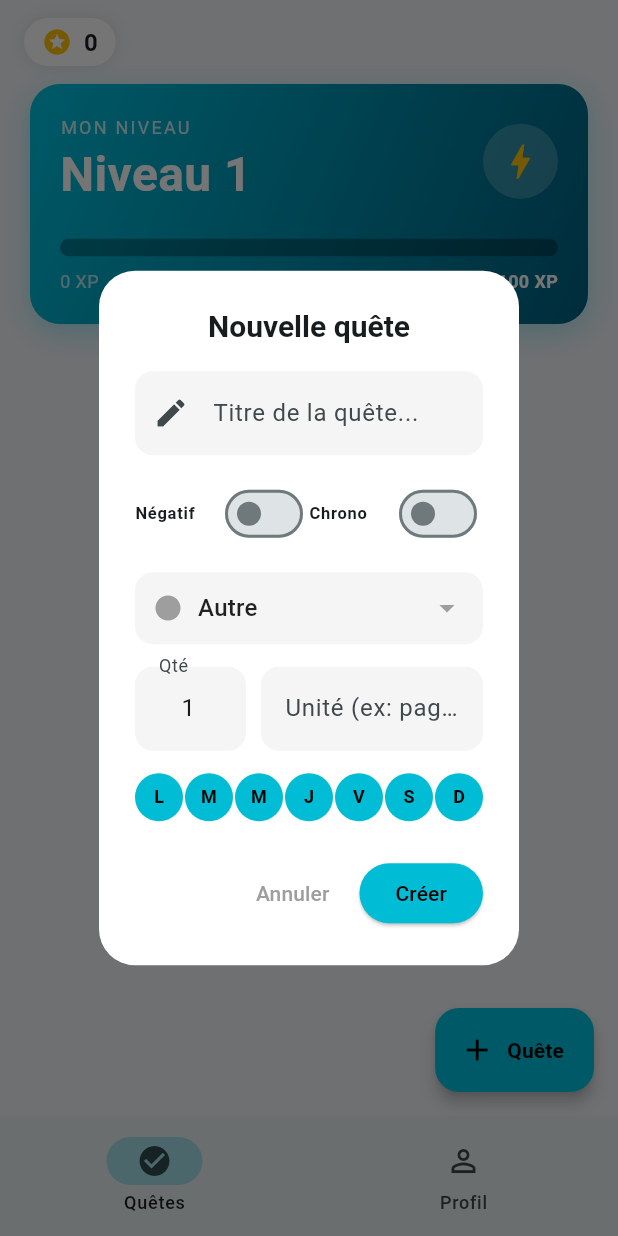
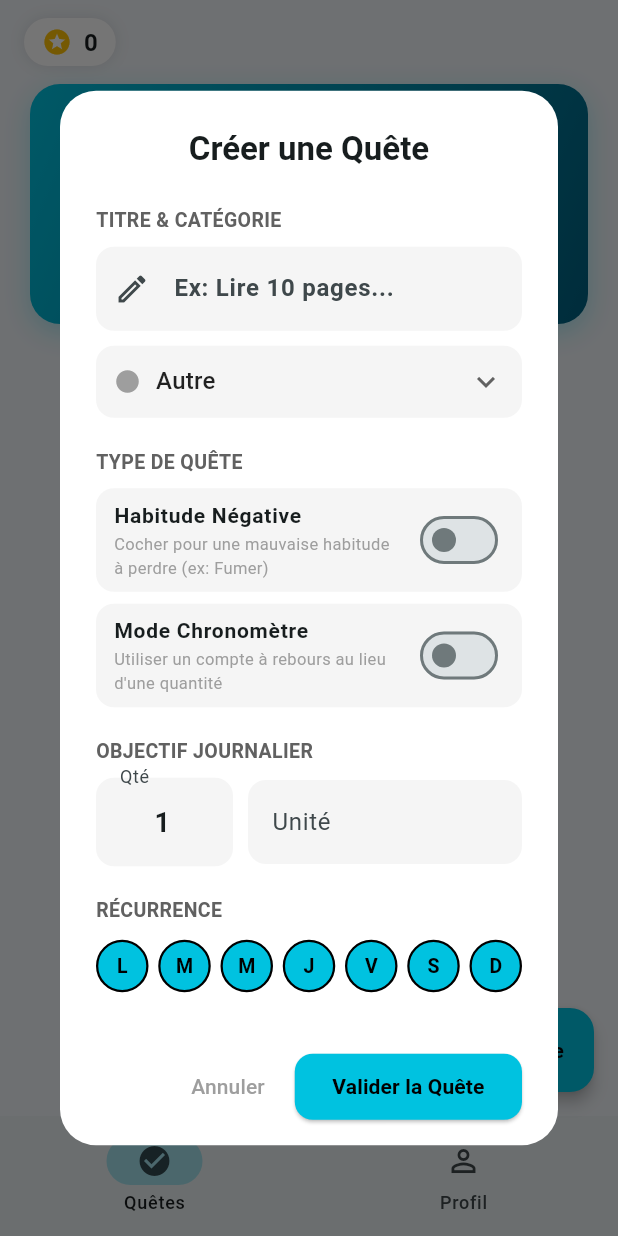
Before and after one commit to loicpmotreff/habits-app-flutter, a Flutter app: the screen it shows after launch, after a tap on "Quête", on a phone screen of 412 x 824 dp. Run offline on Flutter 3.47's test engine with Material 3 defaults, Android fonts, the phone set to English and light mode, and no system bars; our stand-ins replace animate_do, audioplayers, confetti, flutter_heatmap_calendar, hive, hive_flutter; accounts and stored records are empty.

Commit message:
Version 2.4 : Modif création new habit V2

```diff
--- a/lib/main.dart
+++ b/lib/main.dart
@@ -10,6 +10,7 @@ import 'models/habit.dart';
 import 'profile_page.dart';
 import 'sound_manager.dart';
 import 'habit_details_page.dart';
+import 'package:flutter/cupertino.dart';
 
 // --- PALETTE "BADMINTON NIGHT" ---
 const Color kNeonCyan = Color(0xFF00C2E0);      // Bleu électrique
@@ -152,6 +153,7 @@ void _showHabitDialog(BuildContext context, {Habit? habitToEdit}) {
     final isDark = theme.brightness == Brightness.dark;
     final dialogColor = isDark ? const Color(0xFF1E1E1E) : Colors.white;
     final inputColor = isDark ? const Color(0xFF2C2C2C) : Colors.grey.shade100;
+    final labelStyle = TextStyle(color: isDark ? Colors.grey.shade400 : Colors.grey.shade700, fontSize: 13, fontWeight: FontWeight.bold);
 
     showDialog(
       context: context,
@@ -161,102 +163,104 @@ void _showHabitDialog(BuildContext context, {Habit? habitToEdit}) {
             return AlertDialog(
               backgroundColor: dialogColor,
               shape: RoundedRectangleBorder(borderRadius: BorderRadius.circular(24)),
+              contentPadding: const EdgeInsets.all(24), // Plus d'espace autour
+
+              // --- TITRE DE LA FENÊTRE ---
               title: Text(
-                habitToEdit == null ? "Nouvelle quête" : "Modifier",
+                habitToEdit == null ? "Créer une Quête" : "Modifier la Quête",
                 textAlign: TextAlign.center,
-                style: const TextStyle(fontWeight: FontWeight.bold, fontSize: 20),
+                style: const TextStyle(fontWeight: FontWeight.bold, fontSize: 22),
               ),
+
               content: SingleChildScrollView(
                 child: Column(
                   mainAxisSize: MainAxisSize.min,
+                  crossAxisAlignment: CrossAxisAlignment.start, // Tout aligner à gauche
                   children: [
-                    // --- 1. TITRE ---
+
+                    // --- 1. IDENTITÉ ---
+                    Text("TITRE & CATÉGORIE", style: labelStyle),
+                    const SizedBox(height: 8),
                     TextField(
                       controller: controller,
-                      autofocus: false, // On garde false pour la sécurité anti-crash
+                      autofocus: false,
+                      style: const TextStyle(fontWeight: FontWeight.bold),
                       decoration: InputDecoration(
-                        hintText: "Titre de la quête...",
+                        hintText: "Ex: Lire 10 pages...",
                         filled: true,
                         fillColor: inputColor,
-                        prefixIcon: const Icon(Icons.edit),
+                        prefixIcon: const Icon(Icons.edit_outlined),
                         border: OutlineInputBorder(borderRadius: BorderRadius.circular(12), borderSide: BorderSide.none),
                       ),
                     ),
-                    const SizedBox(height: 15),
+                    const SizedBox(height: 10),
 
-                    // --- 2. SWITCHS ---
-                    Row(
-                      children: [
-                        Expanded(
-                          child: SwitchListTile(
-                            title: const Text("Négatif", style: TextStyle(fontSize: 11, fontWeight: FontWeight.bold)),
-                            value: isNegativeMode,
-                            dense: true,
-                            contentPadding: EdgeInsets.zero,
-                            activeColor: Colors.redAccent,
-                            onChanged: (val) => setState(() { isNegativeMode = val; if(val) isTimerMode = false; }),
-                          ),
-                        ),
-                        Expanded(
-                          child: SwitchListTile(
-                            title: const Text("Chrono", style: TextStyle(fontSize: 11, fontWeight: FontWeight.bold)),
-                            value: isTimerMode,
-                            dense: true,
-                            contentPadding: EdgeInsets.zero,
-                            activeColor: Colors.cyan,
-                            onChanged: (val) => setState(() { isTimerMode = val; }),
-                          ),
-                        ),
-                      ],
-                    ),
-
-                    const SizedBox(height: 15),
-
-                    // --- 3. CATÉGORIES (VERSION LISTE DÉROULANTE) ---
-                    // C'est ici que ça change ! Plus de ListView, donc plus de crash.
+                    // Menu déroulant (Dropdown)
                     Container(
                       padding: const EdgeInsets.symmetric(horizontal: 12),
-                      decoration: BoxDecoration(
-                        color: inputColor,
-                        borderRadius: BorderRadius.circular(12),
-                      ),
+                      decoration: BoxDecoration(color: inputColor, borderRadius: BorderRadius.circular(12)),
                       child: DropdownButtonHideUnderline(
                         child: DropdownButton<HabitCategory>(
                           value: selectedCategory,
-                          isExpanded: true, // Prend toute la largeur
-                          icon: const Icon(Icons.arrow_drop_down, color: Colors.grey),
-                          dropdownColor: dialogColor, // Couleur du menu déroulant
-                          items: HabitCategory.values.map((HabitCategory cat) {
+                          isExpanded: true,
+                          icon: const Icon(Icons.keyboard_arrow_down),
+                          dropdownColor: dialogColor,
+                          items: HabitCategory.values.map((cat) {
                             final details = _getCategoryDetails(cat);
-                            return DropdownMenuItem<HabitCategory>(
+                            return DropdownMenuItem(
                               value: cat,
                               child: Row(
                                 children: [
-                                  Icon(details['icon'], size: 20, color: details['color']),
+                                  Icon(details['icon'], size: 18, color: details['color']),
                                   const SizedBox(width: 10),
-                                  Text(
-                                    details['label'],
-                                    style: TextStyle(
-                                      color: isDark ? Colors.white : Colors.black87
-                                    ),
-                                  ),
+                                  Text(details['label'], style: TextStyle(color: isDark ? Colors.white : Colors.black87)),
                                 ],
                               ),
                             );
                           }).toList(),
-                          onChanged: (HabitCategory? newValue) {
-                            if (newValue != null) {
-                              setState(() => selectedCategory = newValue);
-                            }
-                          },
+                          onChanged: (val) => setState(() => selectedCategory = val!),
                         ),
                       ),
                     ),
 
-                    // ... juste après le Container du DropdownButton
+                    const SizedBox(height: 20),
 
+                    // --- 2. PARAMÈTRES (OPTIONS) ---
+                    Text("TYPE DE QUÊTE", style: labelStyle),
+                    const SizedBox(height: 8),
+
+                    // Option Négatif avec explication
+                    Container(
+                      decoration: BoxDecoration(color: inputColor, borderRadius: BorderRadius.circular(12)),
+                      child: SwitchListTile(
+                        title: const Text("Habitude Négative", style: TextStyle(fontSize: 14, fontWeight: FontWeight.bold)),
+                        subtitle: Text("Cocher pour une mauvaise habitude à perdre (ex: Fumer)", style: TextStyle(fontSize: 11, color: Colors.grey.shade500)),
+                        value: isNegativeMode,
+                        activeColor: Colors.redAccent,
+                        contentPadding: const EdgeInsets.symmetric(horizontal: 12, vertical: 0),
+                        onChanged: (val) => setState(() { isNegativeMode = val; if(val) isTimerMode = false; }),
+                      ),
+                    ),
+                    const SizedBox(height: 8),
+
+                    // Option Chrono avec explication
+                    Container(
+                      decoration: BoxDecoration(color: inputColor, borderRadius: BorderRadius.circular(12)),
+                      child: SwitchListTile(
+                        title: const Text("Mode Chronomètre", style: TextStyle(fontSize: 14, fontWeight: FontWeight.bold)),
+                        subtitle: Text("Utiliser un compte à rebours au lieu d'une quantité", style: TextStyle(fontSize: 11, color: Colors.grey.shade500)),
+                        value: isTimerMode,
+                        activeColor: kNeonCyan,
+                        contentPadding: const EdgeInsets.symmetric(horizontal: 12, vertical: 0),
+                        onChanged: (val) => setState(() => isTimerMode = val),
+                      ),
+                    ),
+
+                    // --- 3. OBJECTIF (Seulement si positif) ---
                     if (!isNegativeMode) ...[
-                      const SizedBox(height: 15),
+                      const SizedBox(height: 20),
+                      Text("OBJECTIF JOURNALIER", style: labelStyle),
+                      const SizedBox(height: 8),
                       Row(
                         children: [
                           Expanded(
@@ -265,6 +269,7 @@ void _showHabitDialog(BuildContext context, {Habit? habitToEdit}) {
                               controller: targetController,
                               keyboardType: TextInputType.number,
                               textAlign: TextAlign.center,
+                              style: const TextStyle(fontWeight: FontWeight.bold, fontSize: 18),
                               decoration: InputDecoration(
                                 labelText: isTimerMode ? "Min" : "Qté",
                                 filled: true,
@@ -278,10 +283,10 @@ void _showHabitDialog(BuildContext context, {Habit? habitToEdit}) {
                             flex: 2,
                             child: TextField(
                               controller: unitController,
-                              enabled: !isTimerMode, // Désactivé si c'est un chrono
+                              enabled: !isTimerMode,
                               decoration: InputDecoration(
-                                labelText: "Unité (ex: pages)",
-                                hintText: isTimerMode ? "minutes" : "",
+                                labelText: "Unité",
+                                hintText: isTimerMode ? "minutes" : "ex: pages, verres...",
                                 filled: true,
                                 fillColor: inputColor,
                                 border: OutlineInputBorder(borderRadius: BorderRadius.circular(12), borderSide: BorderSide.none),
@@ -292,11 +297,11 @@ void _showHabitDialog(BuildContext context, {Habit? habitToEdit}) {
                       ),
                     ],
 
-                    // ... juste avant la Row des jours
+                    const SizedBox(height: 20),
 
-                    const SizedBox(height: 15),
-
-                    // --- 4. JOURS ---
+                    // --- 4. FRÉQUENCE ---
+                    Text("RÉCURRENCE", style: labelStyle),
+                    const SizedBox(height: 10),
                     Row(
                       mainAxisAlignment: MainAxisAlignment.spaceBetween,
                       children: List.generate(7, (index) {
@@ -304,19 +309,20 @@ void _showHabitDialog(BuildContext context, {Habit? habitToEdit}) {
                         bool isSel = selectedDays.contains(dayId);
                         return GestureDetector(
                           onTap: () => setState(() {
-                            if (isSel) {
-                              if (selectedDays.length > 1) selectedDays.remove(dayId);
-                            } else {
-                              selectedDays.add(dayId);
-                            }
+                            isSel ? (selectedDays.length > 1 ? selectedDays.remove(dayId) : null) : selectedDays.add(dayId);
                           }),
-                          child: CircleAvatar(
-                            radius: 16,
-                            backgroundColor: isSel ? Colors.cyan : inputColor,
+                          child: Container(
+                            width: 35, height: 35, // Un peu plus grand pour le doigt
+                            alignment: Alignment.center,
+                            decoration: BoxDecoration(
+                              color: isSel ? kNeonCyan : inputColor,
+                              shape: BoxShape.circle,
+                              border: isSel ? Border.all(color: Colors.black, width: 1.5) : null,
+                            ),
                             child: Text(
                               ["L", "M", "M", "J", "V", "S", "D"][index],
                               style: TextStyle(
-                                fontSize: 12,
+                                fontSize: 13,
                                 fontWeight: FontWeight.bold,
                                 color: isSel ? Colors.black : Colors.grey
                               ),
@@ -328,6 +334,9 @@ void _showHabitDialog(BuildContext context, {Habit? habitToEdit}) {
                   ],
                 ),
               ),
+
+              // --- ACTIONS ---
+              actionsPadding: const EdgeInsets.symmetric(horizontal: 24, vertical: 15),
               actions: [
                 TextButton(
                   onPressed: () => Navigator.pop(context),
@@ -335,14 +344,15 @@ void _showHabitDialog(BuildContext context, {Habit? habitToEdit}) {
                 ),
                 ElevatedButton(
                   style: ElevatedButton.styleFrom(
-                    backgroundColor: Colors.cyan,
+                    backgroundColor: kNeonCyan,
                     foregroundColor: Colors.black,
+                    padding: const EdgeInsets.symmetric(horizontal: 25, vertical: 12),
+                    shape: RoundedRectangleBorder(borderRadius: BorderRadius.circular(12)),
                   ),
                   onPressed: () {
                     if (controller.text.isNotEmpty) {
                       int target = int.tryParse(targetController.text) ?? 1;
                       String unit = isTimerMode ? "min" : unitController.text.trim();
-
                       if (habitToEdit == null) {
                         context.read<HabitDatabase>().addHabit(
                               controller.text, selectedDays, selectedDifficulty, selectedCategory,
@@ -357,7 +367,7 @@ void _showHabitDialog(BuildContext context, {Habit? habitToEdit}) {
                       Navigator.pop(context);
                     }
                   },
-                  child: const Text("Créer"),
+                  child: const Text("Valider la Quête", style: TextStyle(fontWeight: FontWeight.bold)),
                 )
               ],
             );
```
